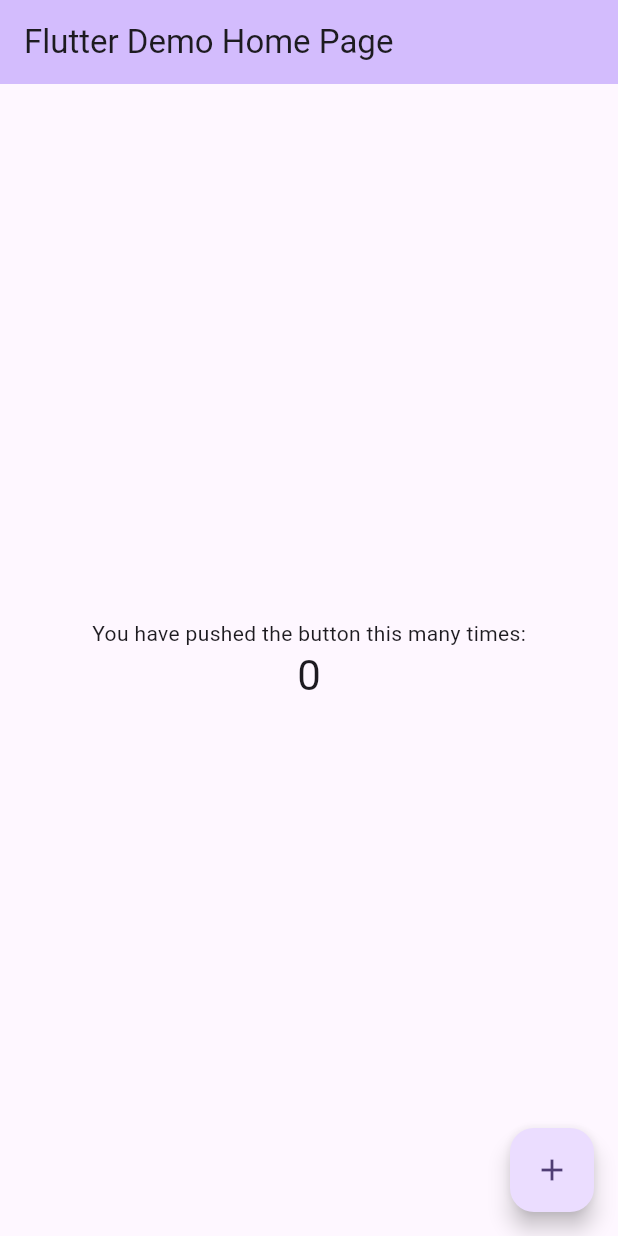
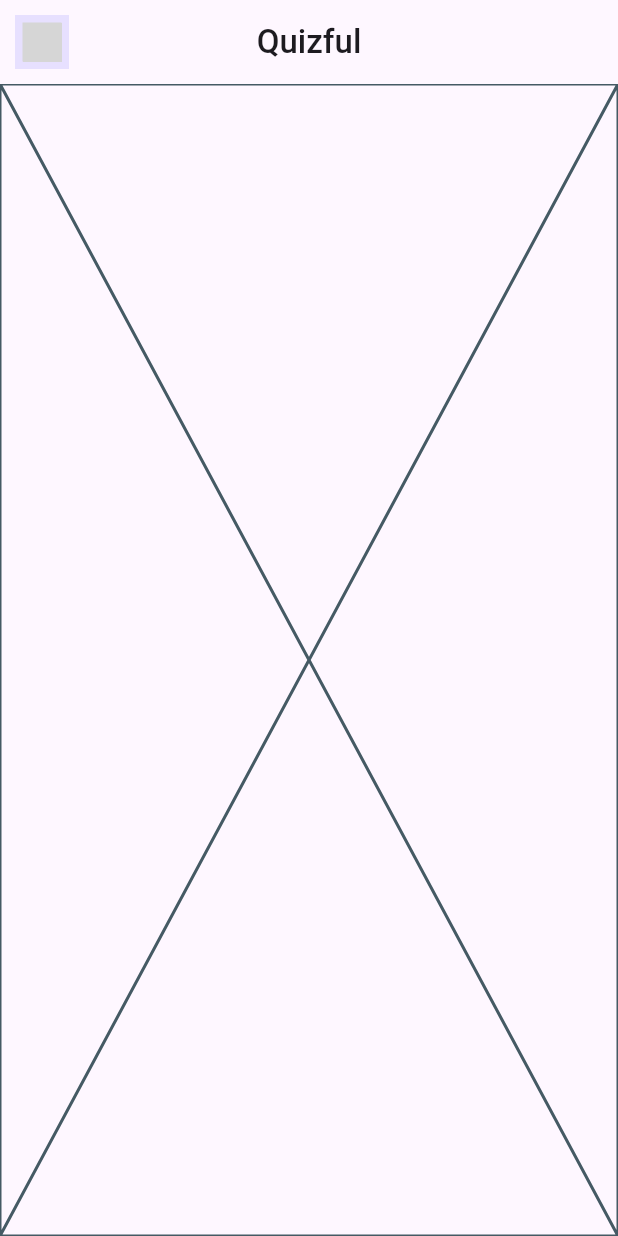
Before and after one commit to arctullux/Flashcards, a Flutter app: the screen it shows after launch, on a phone screen of 412 x 824 dp. Run offline on Flutter 3.47's test engine with Material 3 defaults, Android fonts, the phone set to English and light mode, and no system bars; our stand-ins replace flutter_svg; grey boxes are pictures that could not be loaded.

Commit message:
working on flashcard_class.dart, debugging issues

```diff
--- a/lib/main.dart
+++ b/lib/main.dart
@@ -1,122 +1,22 @@
 import 'package:flutter/material.dart';
-
+import 'pages/home.dart';
+import 'pages/loading.dart';
+import 'flashcard_class.dart';
 void main() {
-  runApp(const MyApp());
+  runApp(const QuizfulMain());
+  Flashcard newFlashcard = Flashcard(name: "")
 }
 
-class MyApp extends StatelessWidget {
-  const MyApp({super.key});
+class QuizfulMain extends StatelessWidget {
+  const QuizfulMain({super.key});
 
   // This widget is the root of your application.
   @override
   Widget build(BuildContext context) {
     return MaterialApp(
-      title: 'Flutter Demo',
-      theme: ThemeData(
-        // This is the theme of your application.
-        //
-        // TRY THIS: Try running your application with "flutter run". You'll see
-        // the application has a purple toolbar. Then, without quitting the app,
-        // try changing the seedColor in the colorScheme below to Colors.green
-        // and then invoke "hot reload" (save your changes or press the "hot
-        // reload" button in a Flutter-supported IDE, or press "r" if you used
-        // the command line to start the app).
-        //
-        // Notice that the counter didn't reset back to zero; the application
-        // state is not lost during the reload. To reset the state, use hot
-        // restart instead.
-        //
-        // This works for code too, not just values: Most code changes can be
-        // tested with just a hot reload.
-        colorScheme: .fromSeed(seedColor: Colors.deepPurple),
-      ),
-      home: const MyHomePage(title: 'Flutter Demo Home Page'),
-    );
+      debugShowCheckedModeBanner: false,
+      home: QuizfulHome(),
+      title: "Quizful",
+    ); // MaterialApp
   }
-}
-
-class MyHomePage extends StatefulWidget {
-  const MyHomePage({super.key, required this.title});
-
-  // This widget is the home page of your application. It is stateful, meaning
-  // that it has a State object (defined below) that contains fields that affect
-  // how it looks.
-
-  // This class is the configuration for the state. It holds the values (in this
-  // case the title) provided by the parent (in this case the App widget) and
-  // used by the build method of the State. Fields in a Widget subclass are
-  // always marked "final".
-
-  final String title;
-
-  @override
-  State<MyHomePage> createState() => _MyHomePageState();
-}
-
-class _MyHomePageState extends State<MyHomePage> {
-  int _counter = 0;
-
-  void _incrementCounter() {
-    setState(() {
-      // This call to setState tells the Flutter framework that something has
-      // changed in this State, which causes it to rerun the build method below
-      // so that the display can reflect the updated values. If we changed
-      // _counter without calling setState(), then the build method would not be
-      // called again, and so nothing would appear to happen.
-      _counter++;
-    });
-  }
-
-  @override
-  Widget build(BuildContext context) {
-    // This method is rerun every time setState is called, for instance as done
-    // by the _incrementCounter method above.
-    //
-    // The Flutter framework has been optimized to make rerunning build methods
-    // fast, so that you can just rebuild anything that needs updating rather
-    // than having to individually change instances of widgets.
-    return Scaffold(
-      appBar: AppBar(
-        // TRY THIS: Try changing the color here to a specific color (to
-        // Colors.amber, perhaps?) and trigger a hot reload to see the AppBar
-        // change color while the other colors stay the same.
-        backgroundColor: Theme.of(context).colorScheme.inversePrimary,
-        // Here we take the value from the MyHomePage object that was created by
-        // the App.build method, and use it to set our appbar title.
-        title: Text(widget.title),
-      ),
-      body: Center(
-        // Center is a layout widget. It takes a single child and positions it
-        // in the middle of the parent.
-        child: Column(
-          // Column is also a layout widget. It takes a list of children and
-          // arranges them vertically. By default, it sizes itself to fit its
-          // children horizontally, and tries to be as tall as its parent.
-          //
-          // Column has various properties to control how it sizes itself and
-          // how it positions its children. Here we use mainAxisAlignment to
-          // center the children vertically; the main axis here is the vertical
-          // axis because Columns are vertical (the cross axis would be
-          // horizontal).
-          //
-          // TRY THIS: Invoke "debug painting" (choose the "Toggle Debug Paint"
-          // action in the IDE, or press "p" in the console), to see the
-          // wireframe for each widget.
-          mainAxisAlignment: .center,
-          children: [
-            const Text('You have pushed the button this many times:'),
-            Text(
-              '$_counter',
-              style: Theme.of(context).textTheme.headlineMedium,
-            ),
-          ],
-        ),
-      ),
-      floatingActionButton: FloatingActionButton(
-        onPressed: _incrementCounter,
-        tooltip: 'Increment',
-        child: const Icon(Icons.add),
-      ),
-    );
-  }
-}
+} // !!Class QuizfulMain
--- /dev/null
+++ b/lib/pages/flashcards.dart
@@ -0,0 +1 @@
+import 'package:flutter/material.dart';
--- /dev/null
+++ b/lib/pages/home.dart
@@ -0,0 +1,60 @@
+import 'package:flutter/material.dart';
+import 'package:flutter_svg/flutter_svg.dart';
+
+
+
+class QuizfulHome extends StatefulWidget {
+  const QuizfulHome({super.key});
+
+  @override
+  State<QuizfulHome> createState() => _QuizfulHomeState();
+}
+
+class _QuizfulHomeState extends State<QuizfulHome> {
+  @override
+  Widget build(BuildContext context) {
+    return SafeArea(
+      child: ApplicationLayout()
+    ); // SafeArea
+  }
+  Widget ApplicationLayout() {
+    return Scaffold(
+      appBar: appBar(),
+      body: homePage()
+    );
+  } // !Method ApplicationLayout
+
+  AppBar appBar() {
+    return AppBar(
+      title: Text(
+        "Quizful",
+        style: TextStyle(
+          fontWeight: FontWeight(500)
+        ), // TextStyle
+      ), // Text
+      centerTitle: true,
+      leading: ResetButton(),
+    ); // AppBar
+  } // !Method AppBar
+  Widget ResetButton() {
+    return GestureDetector(
+      onTap: () {
+        print("Reset Flashcards.");
+      },
+      child: Padding(
+        padding: EdgeInsets.all(10.0),
+        child: Container(
+          color: Color(0xffe7e0ff),
+          child: Padding(
+            padding: EdgeInsets.all(5.0),
+            child: SvgPicture.asset("assets/icons/material-reset_arrow.svg"),
+          ), // Padding
+        ), // Container
+      ), // Padding
+    ); // GestureDetector
+  }
+  Widget homePage() {
+    return Placeholder();
+  }
+
+}
```
Also changed, not shown: lib/flashcard_class.dart (added, +37 -0 lines), lib/pages/loading.dart (added, +18 -0 lines), pubspec.yaml (+4 -3 lines), pubspec.lock, 1 other file.
